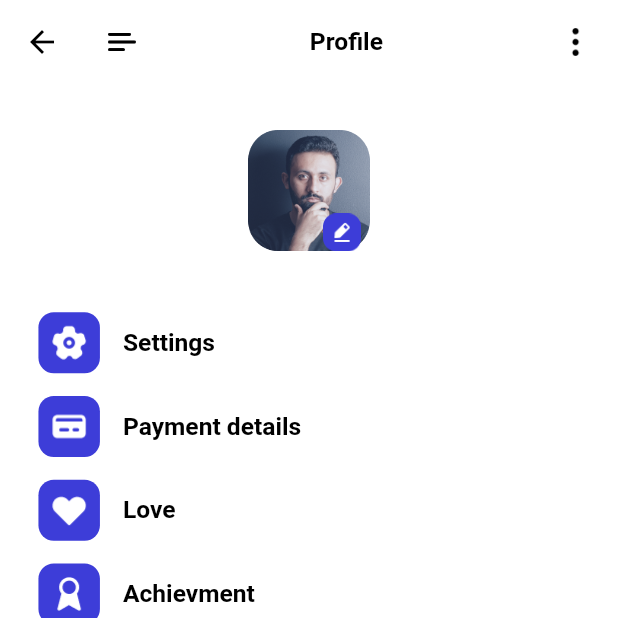
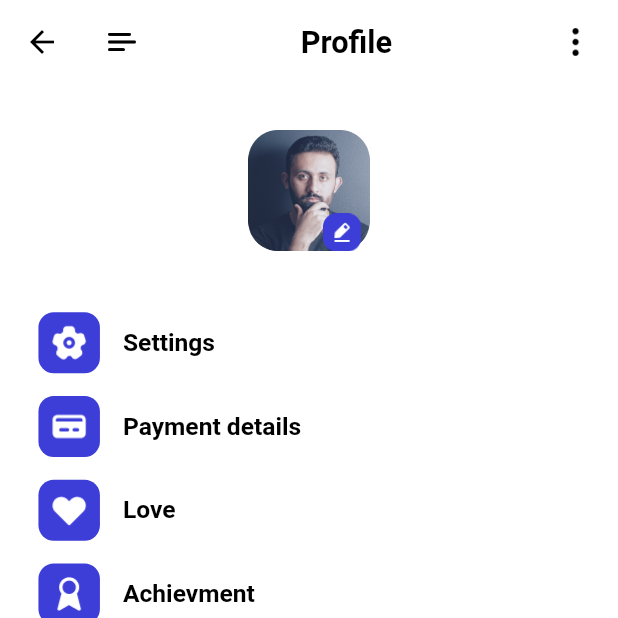
Before and after one commit to HazemHamdy7/learning_app, a Flutter app: the ProfilePage screen opened directly, on a phone screen of 412 x 824 dp, the top half of it. Run offline on Flutter 3.47's test engine with Material 2 defaults, Android fonts, the phone set to English and light mode, and no system bars; our stand-ins replace bloc, cloud_firestore, dots_indicator, firebase_auth, firebase_core, flutter_bloc and 4 more; accounts and stored records are empty.

Commit message:
refactor text in app

```diff
--- a/lib/view/screens/appliction_screen/screen/profile/screen/setting/screen/setting._page.dart
+++ b/lib/view/screens/appliction_screen/screen/profile/screen/setting/screen/setting._page.dart
@@ -8,6 +8,8 @@ import 'package:udemy/view/screens/appliction_screen/screen/profile/screen/setti
 
 import '../../../../../../../../common/routes/names.dart';
 import '../../../../../../../../global.dart';
+import '../../../../../bloc/app_bloc.dart';
+import '../../../../../bloc/app_event.dart';
 import '../bloc/settings_bloc.dart';
 import '../widget/setting_widget.dart';
 
@@ -20,6 +22,7 @@ class SettingsPage extends StatefulWidget {
 
 class _SettingsPageState extends State<SettingsPage> {
   void removeUserData() {
+    context.read<AppBlocs>().add(TriggerAppEvent(0));
     Navigator.of(context)
         .pushNamedAndRemoveUntil(AppRoutes.SIGN_IN, (route) => false);
     Global.storageService.remove(AppConstants.STORAGE_USER_TOKEN_KEY);
--- a/lib/view/screens/appliction_screen/screen/profile/widget/profile_widget.dart
+++ b/lib/view/screens/appliction_screen/screen/profile/widget/profile_widget.dart
@@ -3,6 +3,7 @@ import 'package:flutter_screenutil/flutter_screenutil.dart';
 import 'package:udemy/common/routes/routes.dart';
 
 import '../../../../../../common/values/colors.dart';
+import '../../../../../../common/widgets/besa_text_widget.dart';
 import '../../../../../../constant/utils/assets.dart';
 
 AppBar buildAppbarProfilePage() {
@@ -18,14 +19,7 @@ AppBar buildAppbarProfilePage() {
             height: 12.w,
             child: Image.asset(AssetsData.menu),
           ),
-          Text(
-            "Profile",
-            style: TextStyle(
-              color: AppColors.primaryText,
-              fontWeight: FontWeight.bold,
-              fontSize: 16.sp,
-            ),
-          ),
+          reuseableText("Profile", fontSize: 20),
           SizedBox(
             width: 24.w,
             height: 24.w,
--- a/lib/view/screens/welcome_screen/screen/welcome_page.dart
+++ b/lib/view/screens/welcome_screen/screen/welcome_page.dart
@@ -34,7 +34,6 @@ class _WelcomeScreenState extends State<WelcomeScreen> {
                   onPageChanged: (index) {
                     state.page = index;
                     BlocProvider.of<WelcomeBloc>(context).add(WelcomeEvent());
-                    debugPrint('ondwx============ $index');
                   },
                   children: [
                     CustomPageView(
--- a/lib/view/screens/welcome_screen/widget/custom_page_view.dart
+++ b/lib/view/screens/welcome_screen/widget/custom_page_view.dart
@@ -2,6 +2,8 @@
 import 'package:flutter/material.dart';
 import 'package:flutter_screenutil/flutter_screenutil.dart';
 
+import '../../../../common/values/constants.dart';
+import '../../../../global.dart';
 import 'custom_bottom_InBoroding.dart';
 import 'custom_text_in_bording.dart';
 
```
Also changed, not shown: lib/common/widgets/besa_text_widget.dart (added, +17 -0 lines), lib/view/screens/appliction_screen/screen/home/widget/home_page_widgets.dart (+2 -14 lines), lib/view/screens/appliction_screen/screen/profile/screen/setting/widget/setting_widget.dart (+2 -11 lines), lib/view/screens/sign_in_screen/screen/sign_in.dart (+27 -1 lines).
